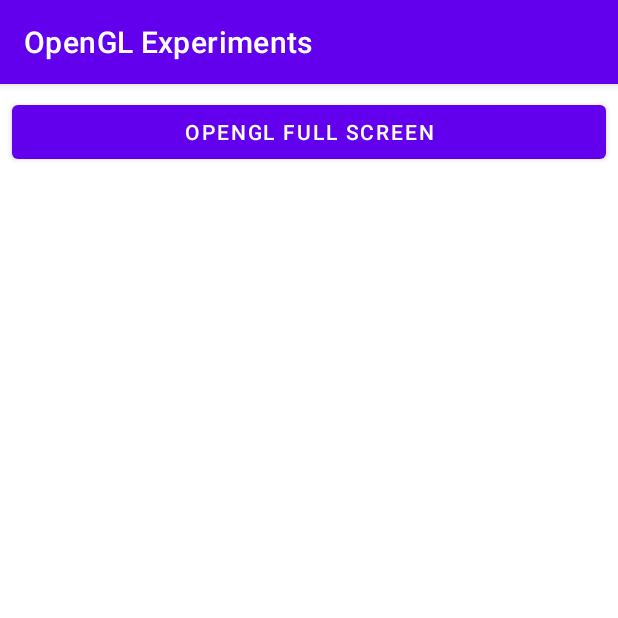
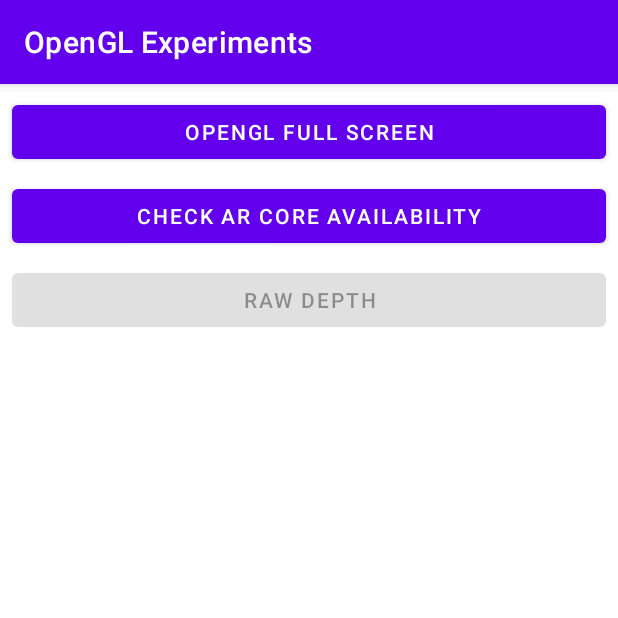
Before and after one commit to jeffrwatts/OpenGLExperiments, an Android app: the screen it shows after launch (MainActivity), on a phone screen of 412 x 824 dp, the top half of it. Run offline under Robolectric (Android 15) with nearby library versions, the phone set to English and light mode, and no system bars; libraries missing offline, so code that uses them is left out: com.google.ar.core; 4 statements that could not run were skipped.

Commit message:
Render camera through ARCore Session.

```diff
--- a/app/build.gradle
+++ b/app/build.gradle
@@ -37,6 +37,9 @@ dependencies {
     implementation 'androidx.appcompat:appcompat:1.4.1'
     implementation 'com.google.android.material:material:1.5.0'
     implementation 'androidx.constraintlayout:constraintlayout:2.1.3'
+
+    implementation 'com.google.ar:core:1.29.0'
+
     testImplementation 'junit:junit:4.13.2'
     androidTestImplementation 'androidx.test.ext:junit:1.1.3'
     androidTestImplementation 'androidx.test.espresso:espresso-core:3.4.0'
--- a/app/src/main/java/com/jeffrwatts/openglexperiments/MainActivity.kt
+++ b/app/src/main/java/com/jeffrwatts/openglexperiments/MainActivity.kt
@@ -1,23 +1,96 @@
 package com.jeffrwatts.openglexperiments
 
+import android.Manifest
 import android.content.Intent
+import android.content.pm.PackageManager
 import androidx.appcompat.app.AppCompatActivity
 import android.os.Bundle
+import android.util.Log
 import android.widget.Button
+import android.widget.Toast
+import androidx.core.app.ActivityCompat
+import androidx.core.content.ContextCompat
+import com.google.ar.core.ArCoreApk
+import java.lang.Exception
 
 class MainActivity : AppCompatActivity() {
 
+    companion object {
+        private const val TAG = "MainActivity"
+        private const val CAMERA_PERMISSION_REQUEST_CODE = 1
+    }
+
     private val buttonOpenGLFullScreen: Button by lazy { findViewById(R.id.buttonOpenGLFullScreen) }
+    private val buttonCheckARCoreAvailable: Button by lazy { findViewById(R.id.buttonCheckARCoreAvailable) }
+    private val buttonSimpleARCore: Button by lazy { findViewById(R.id.buttonRawDepth) }
 
     override fun onCreate(savedInstanceState: Bundle?) {
         super.onCreate(savedInstanceState)
         setContentView(R.layout.activity_main)
 
         buttonOpenGLFullScreen.setOnClickListener { launchActivity(OpenGLES20FullScreenActivity::class.java)}
+
+        buttonCheckARCoreAvailable.setOnClickListener { checkARCoreAvailability() }
+
+        buttonSimpleARCore.isEnabled = false
+        buttonSimpleARCore.setOnClickListener { launchActivity(RawDepthActivity::class.java)}
+
+        if (ContextCompat.checkSelfPermission(this, Manifest.permission.CAMERA) != PackageManager.PERMISSION_GRANTED) {
+            ActivityCompat.requestPermissions(this, arrayOf(Manifest.permission.CAMERA), CAMERA_PERMISSION_REQUEST_CODE)
+        } else {
+            onCameraPermissionsGranted()
+        }
+    }
+
+    private fun checkARCoreAvailability () {
+        val arCoreInstance = ArCoreApk.getInstance()
+        val availability = arCoreInstance.checkAvailability(this)
+
+        if (availability.isTransient) {
+            Toast.makeText(this, "ARCore checkAvailability isTransient is true", Toast.LENGTH_LONG).show()
+        } else if (availability.isSupported) {
+            buttonSimpleARCore.isEnabled = true
+        } else {
+            Toast.makeText(this, "ARCore is not available.", Toast.LENGTH_LONG).show()
+        }
+
+        if (availability.isSupported) {
+            try {
+                when (arCoreInstance.requestInstall(this, true)) {
+                    ArCoreApk.InstallStatus.INSTALLED -> {
+                        Toast.makeText(this, "GPS up to date for ARCore.", Toast.LENGTH_LONG).show()
+                    }
+                    ArCoreApk.InstallStatus.INSTALL_REQUESTED -> {
+                        Toast.makeText(this, "GPS out of date for ARCore.", Toast.LENGTH_LONG).show()
+                    }
+                    else -> {
+                        Toast.makeText(this, "Unexpected result checking for GPS constraint.", Toast.LENGTH_LONG).show()
+                    }
+                }
+            } catch (e: Exception) {
+                Log.e(TAG, "Exception thrown while checking GPS constraint", e)
+            }
+        }
+    }
+
+
+
+    private fun onCameraPermissionsGranted() {
+        // Check AR Core availability.
+        checkARCoreAvailability()
     }
 
     private fun launchActivity(klass: Class<*>) {
         val intent = Intent(this, klass)
         startActivity(intent)
     }
+
+    override fun onRequestPermissionsResult(requestCode: Int, permissions: Array<out String>, grantResults: IntArray) {
+        super.onRequestPermissionsResult(requestCode, permissions, grantResults)
+        if (requestCode == CAMERA_PERMISSION_REQUEST_CODE && grantResults.all { it == PackageManager.PERMISSION_GRANTED }) {
+            onCameraPermissionsGranted()
+        } else {
+            Toast.makeText(this, "Camera Permission Denied", Toast.LENGTH_LONG).show()
+        }
+    }
 }
--- a/app/src/main/res/layout/activity_main.xml
+++ b/app/src/main/res/layout/activity_main.xml
@@ -17,4 +17,28 @@
         app:layout_constraintEnd_toEndOf="parent"
         app:layout_constraintStart_toStartOf="parent"
         app:layout_constraintTop_toTopOf="parent" />
+
+    <Button
+        android:id="@+id/buttonCheckARCoreAvailable"
+        android:layout_width="0dp"
+        android:layout_height="wrap_content"
+        android:layout_marginStart="8dp"
+        android:layout_marginEnd="8dp"
+        android:layout_marginTop="8dp"
+        android:text="Check AR Core Availability"
+        app:layout_constraintEnd_toEndOf="parent"
+        app:layout_constraintStart_toStartOf="parent"
+        app:layout_constraintTop_toBottomOf="@+id/buttonOpenGLFullScreen" />
+
+    <Button
+        android:id="@+id/buttonRawDepth"
+        android:layout_width="0dp"
+        android:layout_height="wrap_content"
+        android:layout_marginStart="8dp"
+        android:layout_marginTop="8dp"
+        android:layout_marginEnd="8dp"
+        android:text="Raw Depth"
+        app:layout_constraintEnd_toEndOf="parent"
+        app:layout_constraintStart_toStartOf="parent"
+        app:layout_constraintTop_toBottomOf="@+id/buttonCheckARCoreAvailable" />
 </androidx.constraintlayout.widget.ConstraintLayout>
```
Also changed, not shown: app/src/main/AndroidManifest.xml (+8 -0 lines), app/src/main/java/com/jeffrwatts/openglexperiments/BackgroundRenderer.kt (added, +214 -0 lines), app/src/main/java/com/jeffrwatts/openglexperiments/DisplayRotationHelper.kt (added, +44 -0 lines), app/src/main/java/com/jeffrwatts/openglexperiments/RawDepthActivity.kt (added, +116 -0 lines), app/src/main/res/layout/activity_raw_depth.xml (added, +19 -0 lines).
